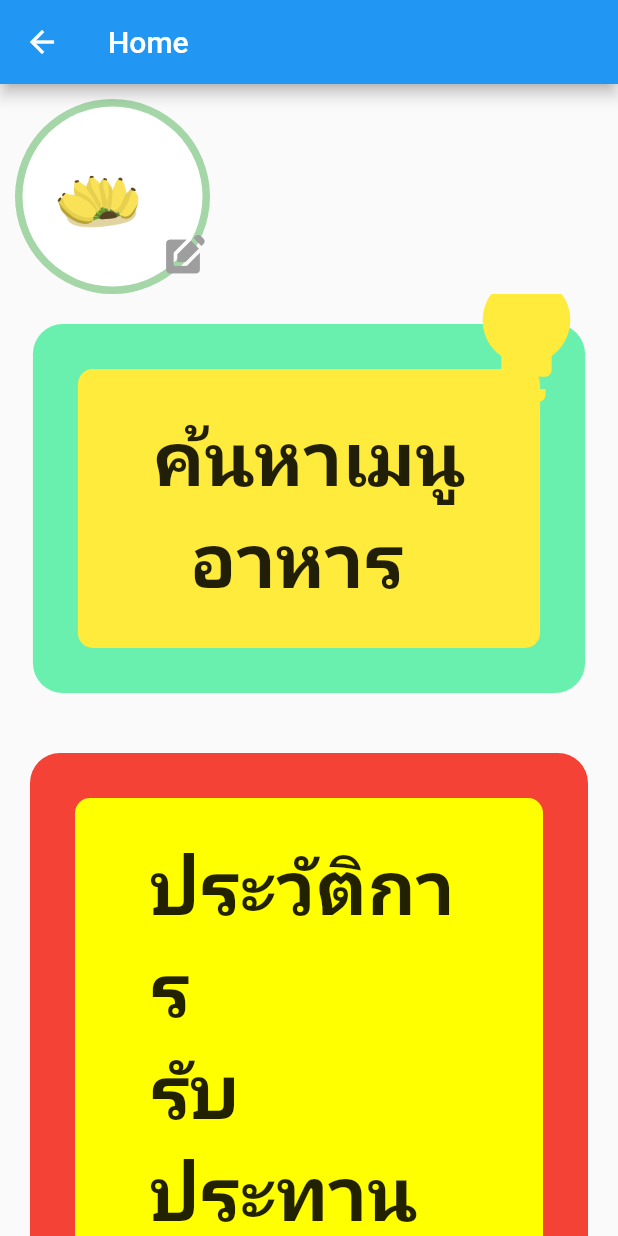
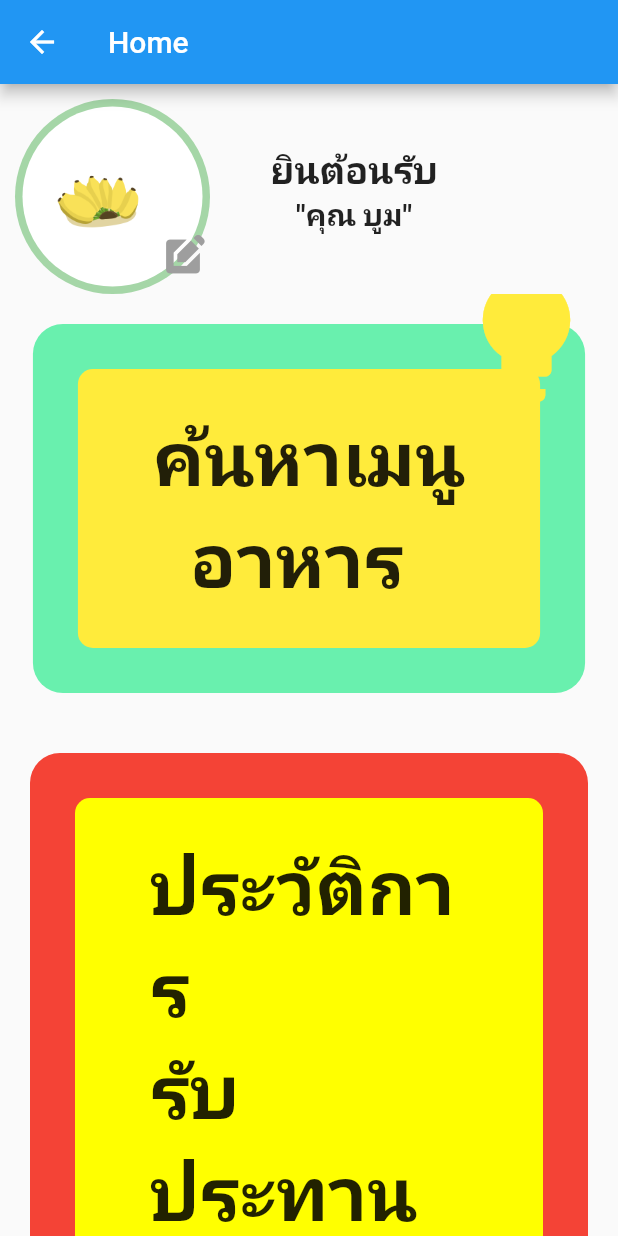
Before and after one commit to AINutritionProject/KinDeeUDee, a Flutter app: the Home screen opened directly, on a phone screen of 412 x 824 dp. Run offline on Flutter 3.47's test engine with Material 2 defaults, Android fonts, the phone set to English and light mode, and no system bars; our stand-ins replace firebase_core; accounts and stored records are empty.

Commit message:
add welcome text

```diff
--- a/lib/pages/home.dart
+++ b/lib/pages/home.dart
@@ -54,6 +54,23 @@ class _HomeState extends State<Home> {
                     )
                   ],
                 ),
+                const SizedBox(
+                  width: 40,
+                ),
+                const Column(
+                  children: [
+                    Text(
+                      "ยินต้อนรับ",
+                      style:
+                          TextStyle(fontSize: 25, fontWeight: FontWeight.bold),
+                    ),
+                    Text(
+                      '"คุณ บูม"',
+                      style:
+                          TextStyle(fontSize: 20, fontWeight: FontWeight.bold),
+                    )
+                  ],
+                )
               ],
             ),
             GestureDetector(
```
